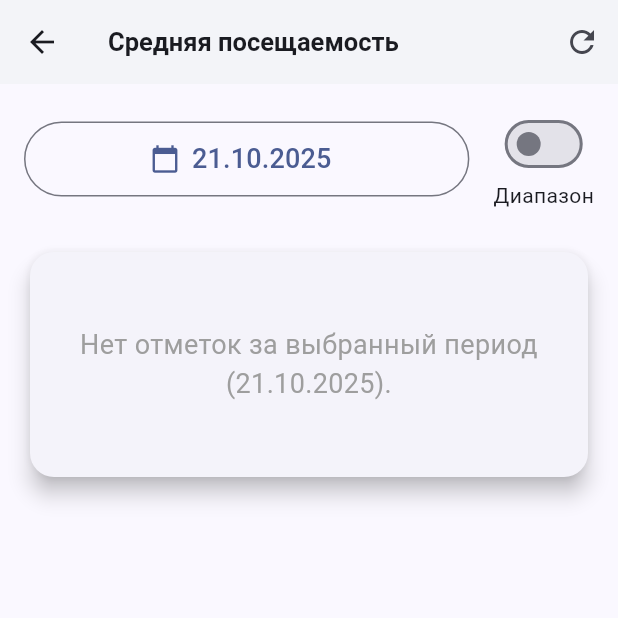
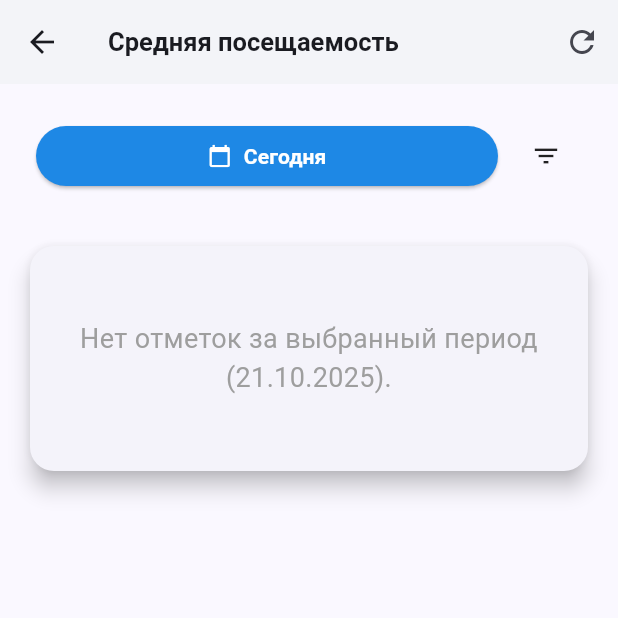
Before and after one commit to boltProject228/v0-student-attendance-mvp, a Flutter app: the AverageAttendanceScreen screen opened directly, after a tap on the "refresh" icon, on a phone screen of 412 x 824 dp, the top half of it. Run offline on Flutter 3.47's test engine with Material 3 defaults, Android fonts, the phone set to English and light mode, and no system bars; our stand-ins replace dio, fl_chart, hive, hive_flutter, shimmer; accounts and stored records are empty; network calls fail.

```diff
--- a/frontend/lib/screens/average_attendance_screen.dart
+++ b/frontend/lib/screens/average_attendance_screen.dart
@@ -1,15 +1,15 @@
 import 'package:attendance_system/providers/attendance_provider.dart';
 import 'package:attendance_system/providers/groups_provider.dart';
-import 'package:attendance_system/providers/auth_provider.dart'; // ❗ ДОБАВИТЬ: Импорт AuthProvider
+import 'package:attendance_system/providers/auth_provider.dart';
 import 'package:attendance_system/widgets/admin/admin_home_drawer.dart';
 import 'package:attendance_system/widgets/head/head_home_drawer.dart';
-
+import 'package:attendance_system/screens/analytics/widgets/date_filter_bar.dart';
+import 'package:attendance_system/screens/analytics/logic/date_ranges.dart';
+import 'package:attendance_system/screens/analytics/models/academic_range.dart';
 import 'package:flutter/material.dart';
 import 'package:fl_chart/fl_chart.dart';
 import 'package:intl/intl.dart';
 import 'package:provider/provider.dart';
-
-
 
 class AverageAttendanceScreen extends StatefulWidget {
   const AverageAttendanceScreen({super.key});
@@ -21,21 +21,14 @@ class AverageAttendanceScreen extends StatefulWidget {
 class _AverageAttendanceScreenState extends State<AverageAttendanceScreen> {
   Map<String, dynamic>? _analyticsData;
   bool _isLoading = false;
-  DateTime _selectedDate = DateTime.now();
+  DateTime? _selectedDate;
+  DateTime? _endDate;
   bool _isRange = false;
-  DateTime? _endDate;
-
-  // ❌ УДАЛЕНО: Ошибочный код, использующий context вне build:
-  // Widget? drawerWidget;
-  // if (authProvider.isHead) {
-  //   drawerWidget = const HeadHomeDrawer();
-  // } else if (authProvider.isAdmin) {
-  //   drawerWidget = const AdminHomeDrawer();
-  // }
 
   @override
   void initState() {
     super.initState();
+    _selectedDate = DateTime.now();
     WidgetsBinding.instance.addPostFrameCallback((_) {
       _loadAnalytics();
     });
@@ -46,9 +39,6 @@ class _AverageAttendanceScreenState extends State<AverageAttendanceScreen> {
 
     setState(() => _isLoading = true);
 
-    // Используем `read` для провайдеров
-    // Примечание: AuthProvider здесь не нужен, но если бы он был нужен,
-    // его тоже можно было бы получить через context.read<AuthProvider>()
     final attendanceProvider = context.read<AttendanceProvider>();
     final groupsProvider = context.read<GroupsProvider>();
 
@@ -56,40 +46,50 @@ class _AverageAttendanceScreenState extends State<AverageAttendanceScreen> {
     await attendanceProvider.fetchStudents();
     await groupsProvider.fetchGroups();
 
-    final start = _selectedDate;
-    final end = _isRange ? _endDate ?? _selectedDate : _selectedDate;
+    final start = _selectedDate ?? DateTime.now();
+    final end = _isRange ? (_endDate ?? start) : start;
+    final dates = _generateDateRange(start, end);
+    final numDays = dates.length.toDouble();
 
     double present = 0, absent = 0, sick = 0, ithub = 0;
     int totalRecords = 0;
-
-    final dates = _generateDateRange(start, end);
+    int totalStudents = attendanceProvider.students.length;
 
     for (var group in groupsProvider.groups) {
       for (var date in dates) {
         final stats = attendanceProvider.getGroupAttendanceStats(group.id, date);
-        present += stats['present'] ?? 0;
-        absent += stats['absent'] ?? 0;
-        sick += stats['sick'] ?? 0;
-        ithub += stats['ithub'] ?? 0;
-
+        present += stats['present']?.toDouble() ?? 0.0;
+        absent += stats['absent']?.toDouble() ?? 0.0;
+        sick += stats['sick']?.toDouble() ?? 0.0;
+        ithub += stats['ithub']?.toDouble() ?? 0.0;
         totalRecords += (stats['present'] ?? 0) + (stats['absent'] ?? 0) + (stats['sick'] ?? 0) + (stats['ithub'] ?? 0);
       }
     }
 
-    final total = totalRecords > 0 ? totalRecords.toDouble() : 1.0;
+    // Средние значения за день в режиме диапазона
+    final double avgPresent = _isRange ? present / numDays : present;
+    final double avgAbsent = _isRange ? absent / numDays : absent;
+    final double avgSick = _isRange ? sick / numDays : sick;
+    final double avgIthub = _isRange ? ithub / numDays : ithub;
+    final double avgTotalRecords = _isRange ? totalRecords.toDouble() / numDays : totalRecords.toDouble();
+
+    // Базис для процентов — общее количество отметок
+    final double total = avgTotalRecords > 0 ? avgTotalRecords : 1.0;
 
     if (mounted) {
       setState(() {
         _analyticsData = {
-          'averagePresent': (present / total * 100).toStringAsFixed(1),
-          'averageAbsent': (absent / total * 100).toStringAsFixed(1),
-          'averageSick': (sick / total * 100).toStringAsFixed(1),
-          'averageIThub': (ithub / total * 100).toStringAsFixed(1),
-          'countPresent': present.toInt(),
-          'countAbsent': absent.toInt(),
-          'countSick': sick.toInt(),
-          'countIThub': ithub.toInt(),
-          'totalRecords': totalRecords,
+          'averagePresent': ((avgPresent / total) * 100).clamp(0.0, 100.0).toStringAsFixed(1),
+          'averageAbsent': ((avgAbsent / total) * 100).clamp(0.0, 100.0).toStringAsFixed(1),
+          'averageSick': ((avgSick / total) * 100).clamp(0.0, 100.0).toStringAsFixed(1),
+          'averageIThub': ((avgIthub / total) * 100).clamp(0.0, 100.0).toStringAsFixed(1),
+          'countPresent': avgPresent,
+          'countAbsent': avgAbsent,
+          'countSick': avgSick,
+          'countIThub': avgIthub,
+          'totalRecords': avgTotalRecords,
+          'totalStudents': totalStudents,
+          'numDays': dates.length,
         };
         _isLoading = false;
       });
@@ -101,15 +101,47 @@ class _AverageAttendanceScreenState extends State<AverageAttendanceScreen> {
     final startDay = DateTime(start.year, start.month, start.day);
     final endDay = DateTime(end.year, end.month, end.day);
 
-    for (var date = startDay;
-        date.isBefore(endDay.add(const Duration(days: 1)));
-        date = date.add(const Duration(days: 1))) {
-      dates.add(DateFormat('yyyy-MM-dd').format(date));
+    for (var date = startDay; date.isBefore(endDay.add(const Duration(days: 1))); date = date.add(const Duration(days: 1))) {
+      if (date.weekday >= DateTime.monday && date.weekday <= DateTime.friday) {
+        dates.add(DateFormat('yyyy-MM-dd').format(date));
+      }
     }
     return dates;
   }
 
-  Widget _buildLegendItem(String label, Color color, String value, int count) {
+  Future<void> _setFilterRange({
+    AcademicRange? fixedRange,
+    DateTime? manualStart,
+    DateTime? manualEnd,
+  }) async {
+    DateTime newStartDate;
+    DateTime? newEndDate;
+    bool newIsRange = false;
+
+    if (fixedRange != null) {
+      newStartDate = fixedRange.startDate;
+      newEndDate = fixedRange.endDate;
+      newIsRange = fixedRange.endDate != null;
+    } else if (manualStart != null) {
+      newStartDate = manualStart;
+      newEndDate = manualEnd;
+      newIsRange = manualEnd != null;
+    } else {
+      newStartDate = DateTime.now();
+      newEndDate = null;
+      newIsRange = false;
+    }
+
+    setState(() {
+      _selectedDate = newStartDate;
+      _endDate = newEndDate;
+      _isRange = newIsRange;
+    });
+
+    await _loadAnalytics();
+  }
+
+  Widget _buildLegendItem(String label, Color color, String value, double count) {
     return Padding(
       padding: const EdgeInsets.symmetric(vertical: 6.0),
       child: Row(
@@ -118,7 +150,7 @@ class _AverageAttendanceScreenState extends State<AverageAttendanceScreen> {
           Container(
             width: 16,
             height: 16,
-            decoration: BoxDecoration(color: color, shape: BoxShape.circle)
+            decoration: BoxDecoration(color: color, shape: BoxShape.circle),
           ),
           const SizedBox(width: 12),
           RichText(
@@ -133,85 +165,16 @@ class _AverageAttendanceScreenState extends State<AverageAttendanceScreen> {
                   text: '$value% ',
                   style: TextStyle(fontWeight: FontWeight.bold, color: color, fontSize: 18),
                 ),
-                TextSpan(
-                  text: '| $count студентов',
-                  style: const TextStyle(fontWeight: FontWeight.w500, color: Colors.grey, fontSize: 16),
-                ),
+                if (!_isRange && count > 0)
+                  TextSpan(
+                    text: ' | ${count.round()} студентов',
+                    style: const TextStyle(fontWeight: FontWeight.w500, color: Colors.grey, fontSize: 16),
+                  ),
               ],
             ),
           ),
         ],
       ),
-    );
-  }
-
-  Widget _buildDateFilter() {
-    return Row(
-      crossAxisAlignment: CrossAxisAlignment.center,
-      children: [
-        Expanded(
-          child: OutlinedButton.icon(
-            icon: const Icon(Icons.calendar_today, size: 20),
-            label: Padding(
-              padding: const EdgeInsets.symmetric(vertical: 12.0),
-              child: Text(
-                _isRange
-                    ? '${DateFormat('dd.MM.yyyy').format(_selectedDate)} - ${_endDate != null ? DateFormat('dd.MM.yyyy').format(_endDate!) : 'Выберите дату'}'
-                    : DateFormat('dd.MM.yyyy').format(_selectedDate),
-                style: const TextStyle(fontSize: 18),
-              ),
-            ),
-            onPressed: () async {
-              if (_isRange) {
-                final pickedRange = await showDateRangePicker(
-                  context: context,
-                  firstDate: DateTime(2000),
-                  lastDate: DateTime.now(),
-                  initialDateRange: _endDate != null ? DateTimeRange(start: _selectedDate, end: _endDate!) : null,
-                );
-                if (pickedRange != null) {
-                  setState(() {
-                    _selectedDate = pickedRange.start;
-                    _endDate = pickedRange.end;
-                  });
-                  _loadAnalytics();
-                }
-              } else {
-                final picked = await showDatePicker(
-                  context: context,
-                  initialDate: _selectedDate,
-                  firstDate: DateTime(2000),
-                  lastDate: DateTime.now(),
-                );
-                if (picked != null) {
-                  setState(() {
-                    _selectedDate = picked;
-                    _endDate = null;
-                  });
-                  _loadAnalytics();
-                }
-              }
-            },
-          ),
-        ),
-        const SizedBox(width: 16),
-        Column(
-          mainAxisAlignment: MainAxisAlignment.center,
-          children: [
-            Switch.adaptive(
-              value: _isRange,
-              onChanged: (value) {
-                setState(() {
-                  _isRange = value;
-                  if (!value) _endDate = null;
-                });
-                _loadAnalytics();
-              },
-            ),
-            const Text('Диапазон', style: TextStyle(fontSize: 14)),
-          ],
-        ),
-      ],
     );
   }
 
@@ -221,11 +184,12 @@ class _AverageAttendanceScreenState extends State<AverageAttendanceScreen> {
     final double absent = double.parse(data['averageAbsent']);
     final double sick = double.parse(data['averageSick']);
     final double ithub = double.parse(data['averageIThub']);
-    final int totalRecords = data['totalRecords'];
+    final int numDays = data['numDays'];
+    final int totalStudents = data['totalStudents'];
 
     final totalValue = present + absent + sick + ithub;
 
-    if (totalRecords == 0 || totalValue == 0) {
+    if (totalValue == 0) {
       return Card(
         elevation: 6,
         shape: const RoundedRectangleBorder(borderRadius: BorderRadius.all(Radius.circular(16))),
@@ -233,7 +197,7 @@ class _AverageAttendanceScreenState extends State<AverageAttendanceScreen> {
           height: 150,
           child: Center(
             child: Text(
-              'Нет отметок за выбранный период (${_isRange ? 'c ${DateFormat('dd.MM').format(_selectedDate)} по ${DateFormat('dd.MM').format(_endDate ?? _selectedDate)}' : DateFormat('dd.MM.yyyy').format(_selectedDate)}).',
+              'Нет отметок за выбранный период (${_isRange ? 'с ${DateFormat('dd.MM').format(_selectedDate!)} по ${DateFormat('dd.MM').format(_endDate ?? _selectedDate!)}' : DateFormat('dd.MM.yyyy').format(_selectedDate!)}).',
               textAlign: TextAlign.center,
               style: const TextStyle(fontSize: 18, color: Colors.grey),
             ),
@@ -286,7 +250,9 @@ class _AverageAttendanceScreenState extends State<AverageAttendanceScreen> {
           crossAxisAlignment: CrossAxisAlignment.stretch,
           children: [
             Text(
-              'Распределение отметок (Всего отметок: $totalRecords)',
+              _isRange
+                  ? 'Среднее распределение отметок за день ($numDays дн.)'
+                  : 'Распределение отметок ($totalStudents студентов)',
               style: const TextStyle(fontSize: 18, fontWeight: FontWeight.bold),
             ),
             const Divider(),
@@ -306,27 +272,37 @@ class _AverageAttendanceScreenState extends State<AverageAttendanceScreen> {
                 ),
               ),
             ),
-
             const SizedBox(height: 24),
             const Divider(),
             const SizedBox(height: 8),
-
             Wrap(
               spacing: 20,
               runSpacing: 10,
               alignment: WrapAlignment.start,
               children: [
                 _buildLegendItem(
-                  'Присутствовали', Colors.green.shade600, data['averagePresent'], data['countPresent']
+                  'Присутствовали',
+                  Colors.green.shade600,
+                  data['averagePresent'],
+                  _isRange ? 0 : data['countPresent'],
                 ),
                 _buildLegendItem(
-                  'Отсутствовали', Colors.red.shade600, data['averageAbsent'], data['countAbsent']
+                  'Отсутствовали',
+                  Colors.red.shade600,
+                  data['averageAbsent'],
+                  _isRange ? 0 : data['countAbsent'],
                 ),
                 _buildLegendItem(
-                  'Больничные', Colors.orange.shade600, data['averageSick'], data['countSick']
+                  'Больничные',
+                  Colors.orange.shade600,
+                  data['averageSick'],
+                  _isRange ? 0 : data['countSick'],
                 ),
                 _buildLegendItem(
-                  'IT-hub', Colors.purple.shade600, data['averageIThub'], data['countIThub']
+                  'IT-hub',
+                  Colors.purple.shade600,
+                  data['averageIThub'],
+                  _isRange ? 0 : data['countIthub'],
                 ),
               ],
             ),
@@ -338,15 +314,11 @@ class _AverageAttendanceScreenState extends State<AverageAttendanceScreen> {
 
   @override
   Widget build(BuildContext context) {
-    // ❗ ИСПРАВЛЕНИЕ 1: Адаптивная логика перемещена внутрь build
     final screenWidth = MediaQuery.of(context).size.width;
     final isMobile = screenWidth < 600;
     final double titleFontSize = isMobile ? 17.0 : 20.0;
 
-    // ❗ ИСПРАВЛЕНИЕ 2: Получаем AuthProvider и логику drawer
-    // Используем context.watch<T>() для отслеживания изменений в провайдере
     final authProvider = context.watch<AuthProvider>();
-
     Widget? drawerWidget;
     if (authProvider.isHead) {
       drawerWidget = const HeadHomeDrawer();
@@ -363,7 +335,6 @@ class _AverageAttendanceScreenState extends State<AverageAttendanceScreen> {
             fontSize: titleFontSize,
           ),
         ),
-
         backgroundColor: Colors.white,
         elevation: 2,
         actions: [
@@ -372,9 +343,7 @@ class _AverageAttendanceScreenState extends State<AverageAttendanceScreen> {
             onPressed: _isLoading ? null : _loadAnalytics,
           ),
         ],
-
       ),
-      // ❗ ПРИМЕНЕНИЕ: Используем вычисленный drawerWidget
       drawer: drawerWidget,
       body: _isLoading
           ? const Center(child: CircularProgressIndicator())
@@ -385,7 +354,15 @@ class _AverageAttendanceScreenState extends State<AverageAttendanceScreen> {
                   child: Column(
                     crossAxisAlignment: CrossAxisAlignment.stretch,
                     children: [
-                      _buildDateFilter(),
+                      DateFilterBar(
+                        isMobile: isMobile,
+                        startDate: _selectedDate,
+                        endDate: _endDate,
+                        isRange: _isRange,
+                        fixedRanges: generateFixedRanges(),
+                        onFixedRangeSelected: (range) => _setFilterRange(fixedRange: range),
+                        onManualRangeSelected: (start, end) => _setFilterRange(manualStart: start, manualEnd: end),
+                      ),
                       const SizedBox(height: 24),
                       _buildChartCard(context),
                     ],
--- a/frontend/lib/widgets/head/head_home_drawer.dart
+++ b/frontend/lib/widgets/head/head_home_drawer.dart
@@ -69,6 +69,7 @@ class HeadHomeDrawer extends StatelessWidget {
           ),
 
 
+
           const Divider(color: Colors.white24, thickness: 1),
           ListTile(
             leading: const Icon(Icons.exit_to_app, color: Colors.redAccent),
```
Also changed, not shown: frontend/lib/widgets/admin/admin_home_drawer.dart (+8 -0 lines).
